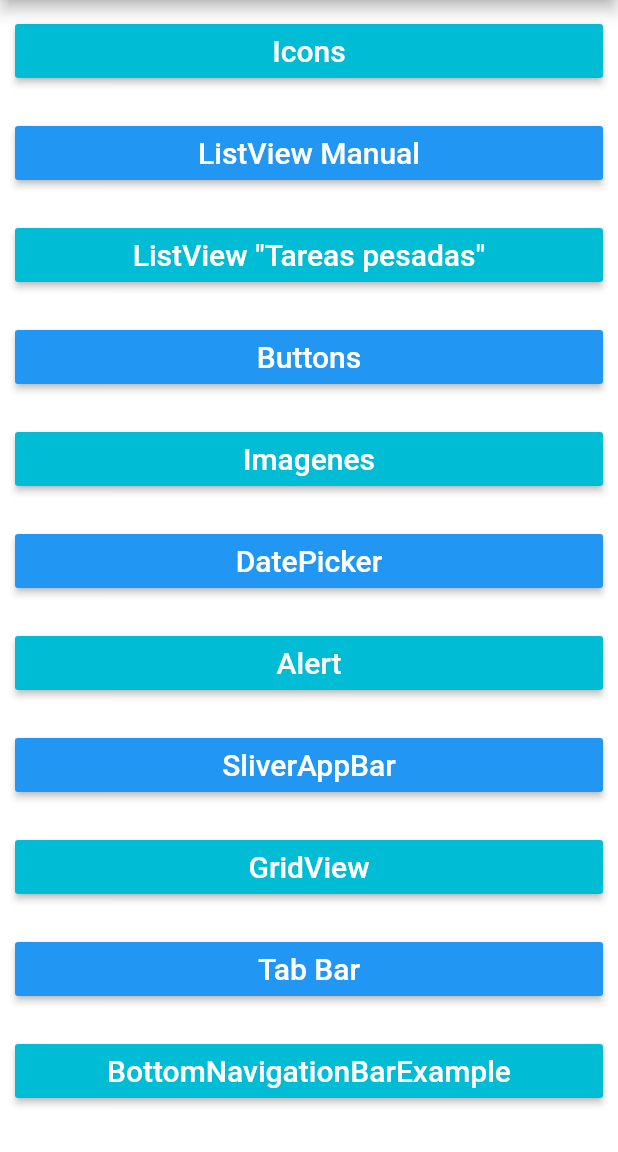
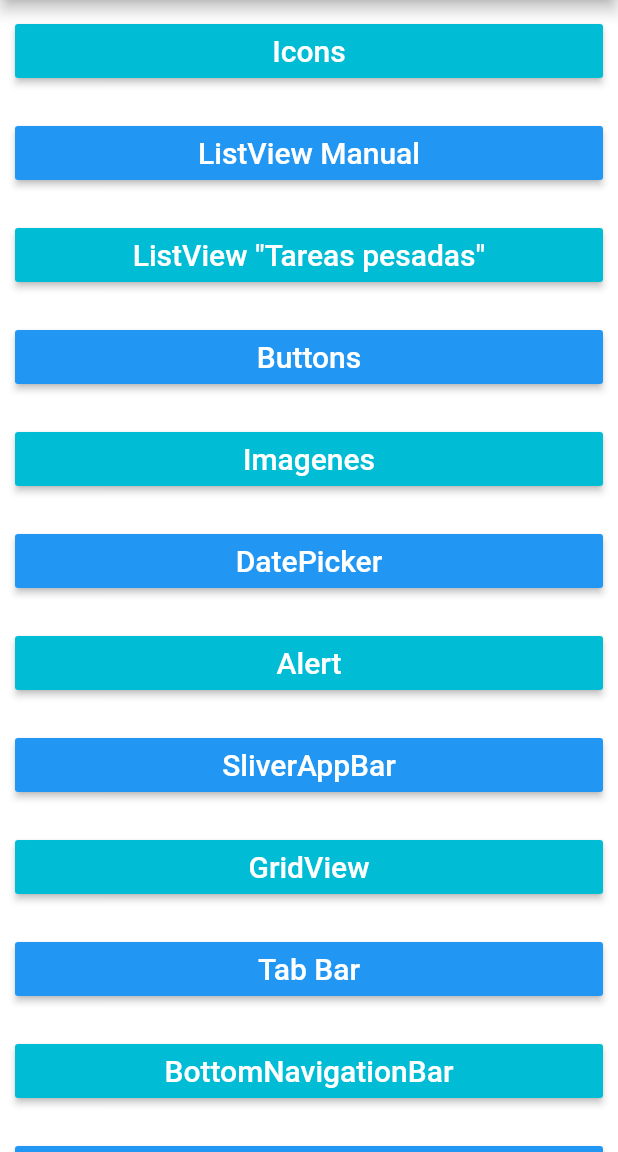
Before and after one commit to antonio-olvera-dev/flutterexercise, a Flutter app: the screen it shows after launch, on a phone screen of 412 x 824 dp, the part 84-1236 px from its top. Run offline on Flutter 3.47's test engine with Material 2 defaults, Android fonts, the phone set to English and light mode, and no system bars.

Commit message:
*SliderBar*

```diff
--- a/lib/main.dart
+++ b/lib/main.dart
@@ -7,6 +7,7 @@ import 'package:exercises/routes/gridView.dart';
 import 'package:exercises/routes/images.dart';
 import 'package:exercises/routes/listView.dart';
 import 'package:exercises/routes/listView2.dart';
+import 'package:exercises/routes/slider.dart';
 import 'package:exercises/routes/sliverAppBar.dart';
 import 'package:exercises/routes/tabBar.dart';
 import 'package:flutter/material.dart';
@@ -28,6 +29,7 @@ void main() {
       '/gridView': (context) => GridViewExample(),
       '/tabBar': (context) => TabBarExample(),
       '/bottomNavigationBarExample': (context) => BottomNavigationBarExample(),
+      '/slider': (context) => SliderExample(),
     },
   ));
 }
@@ -182,10 +184,16 @@ class Body extends StatelessWidget {
             ruta: 'tabBar',
           ),
           Botones(
-            'BottomNavigationBarExample',
+            'BottomNavigationBar',
             colorText: Colors.white,
             colorButton: Colors.cyan,
             ruta: 'bottomNavigationBarExample',
+          ),
+          Botones(
+            'Slider',
+            colorText: Colors.white,
+            colorButton: Colors.blue,
+            ruta: 'slider',
           ),
         ],
       ),
--- /dev/null
+++ b/lib/routes/slider.dart
@@ -0,0 +1,47 @@
+import 'package:flutter/material.dart';
+
+class SliderExample extends StatelessWidget {
+  @override
+  Widget build(BuildContext context) {
+    return Scaffold(
+      appBar: AppBar(
+        title: Text('Slider'),
+      ),
+      body: Body(),
+    );
+  }
+}
+
+class Body extends StatefulWidget {
+  const Body({
+    Key key,
+  }) : super(key: key);
+
+  @override
+  _BodyState createState() => _BodyState();
+}
+
+class _BodyState extends State<Body> {
+  double valorActual = 0;
+  @override
+  Widget build(BuildContext context) {
+    return Container(
+      child: Center(
+        child: Slider(
+          activeColor: Colors.black,
+          inactiveColor: Colors.black26,
+          min: 0,
+          max: 100,
+          value: valorActual,
+          divisions: 100,
+          label: (valorActual.round()).toString(),
+          onChanged: (valor) {
+            setState(() {
+              valorActual = valor;
+            });
+          },
+        ),
+      ),
+    );
+  }
+}
```
